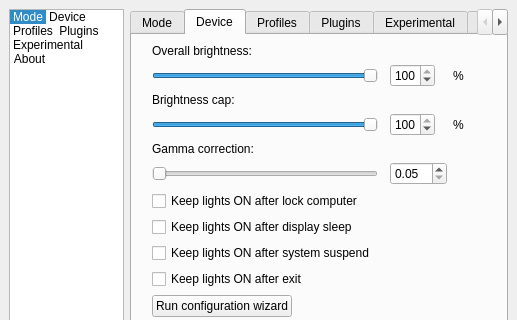
Old version of the form Software/src/SettingsWindow.ui in the repository woodenshark/Lightpack; both pictures show x 0 to 517 and y 0 to 320 of the 517 by 684 pixel window.
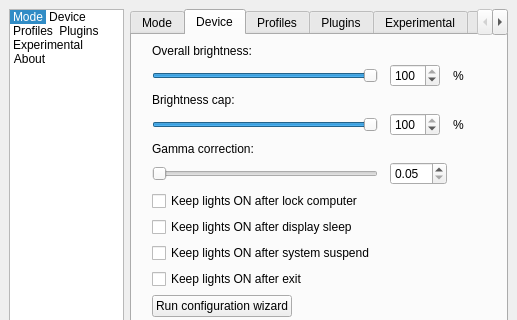
New version of the form. The open tabs and pages were chosen to show the change. Icons and pictures are not drawn. Custom widgets are drawn as their Qt base class.

Commit message: settings window: larger brightness spinbox

What changed in the file:
```diff
--- a/Software/src/SettingsWindow.ui
+++ b/Software/src/SettingsWindow.ui
@@ -1916,7 +1916,7 @@
          <widget class="QSpinBox" name="spinBox_DeviceBrightnessCap">
           <property name="maximumSize">
            <size>
-            <width>45</width>
+            <width>50</width>
             <height>16777215</height>
            </size>
           </property>
@@ -1953,7 +1953,7 @@
           </property>
           <property name="maximumSize">
            <size>
-            <width>45</width>
+            <width>50</width>
             <height>16777215</height>
            </size>
           </property>
```
